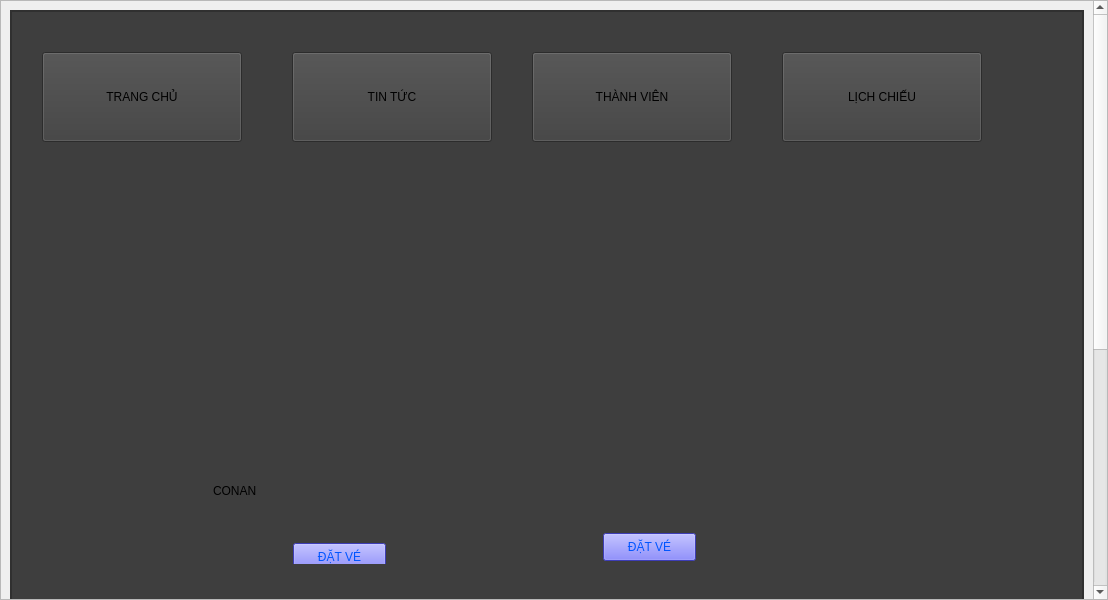
Qt form trangchu.ui (Hahahahihihohe/LTUD) before a commit.
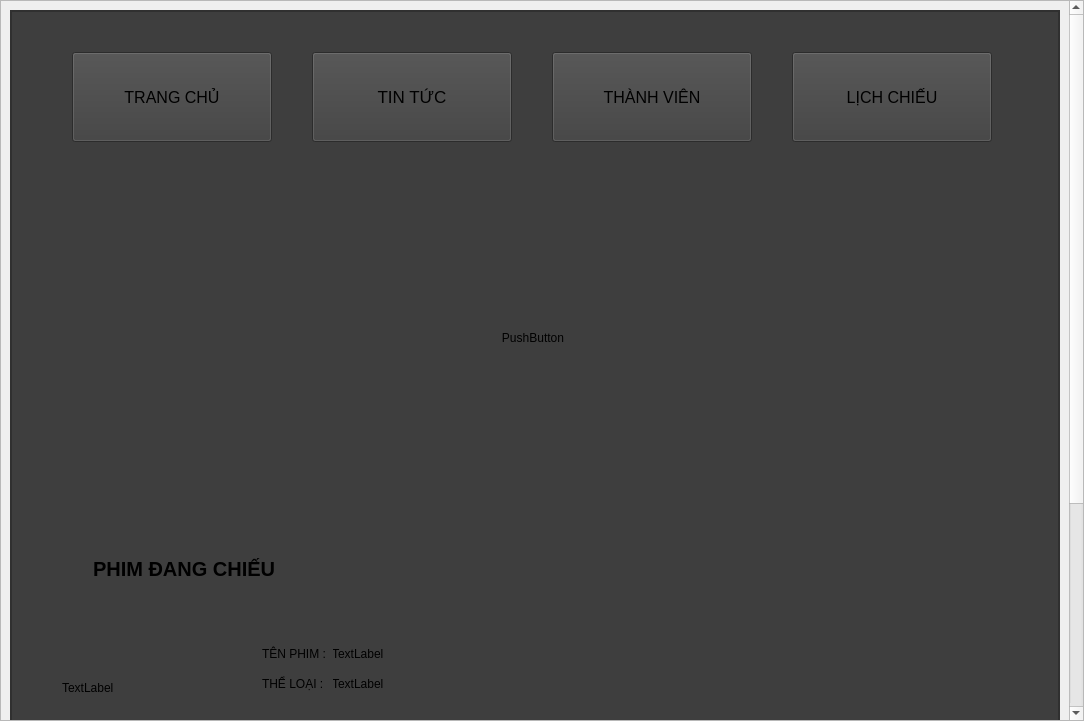
The same form after that commit. The open tabs and pages were chosen to show the change. Icons and pictures are not drawn.

Patch:
```diff
--- a/trangchu.ui
+++ b/trangchu.ui
@@ -6,8 +6,8 @@
    <rect>
     <x>0</x>
     <y>0</y>
-    <width>1108</width>
-    <height>600</height>
+    <width>1084</width>
+    <height>721</height>
    </rect>
   </property>
   <property name="windowTitle">
@@ -39,8 +39,8 @@
        <property name="geometry">
         <rect>
          <x>0</x>
-         <y>-224</y>
-         <width>1085</width>
+         <y>-200</y>
+         <width>1061</width>
          <height>1022</height>
         </rect>
        </property>
@@ -88,19 +88,24 @@
                <rect>
                 <x>0</x>
                 <y>0</y>
-                <width>1059</width>
+                <width>1035</width>
                 <height>996</height>
                </rect>
               </property>
               <widget class="QPushButton" name="lichchieu">
                <property name="geometry">
                 <rect>
-                 <x>770</x>
+                 <x>780</x>
                  <y>40</y>
                  <width>200</width>
                  <height>90</height>
                 </rect>
                </property>
+               <property name="font">
+                <font>
+                 <pointsize>12</pointsize>
+                </font>
+               </property>
                <property name="text">
                 <string>LỊCH CHIẾU</string>
                </property>
@@ -111,12 +116,17 @@
               <widget class="QPushButton" name="thanhvien">
                <property name="geometry">
                 <rect>
-                 <x>520</x>
+                 <x>540</x>
                  <y>40</y>
                  <width>200</width>
                  <height>90</height>
                 </rect>
                </property>
+               <property name="font">
+                <font>
+                 <pointsize>12</pointsize>
+                </font>
+               </property>
                <property name="text">
                 <string>THÀNH VIÊN</string>
                </property>
@@ -143,10 +153,10 @@
                 <widget class="QStackedWidget" name="stackedWidget_2">
                  <property name="geometry">
                   <rect>
-                   <x>170</x>
+                   <x>60</x>
                    <y>20</y>
-                   <width>641</width>
-                   <height>381</height>
+                   <width>891</width>
+                   <height>311</height>
                   </rect>
                  </property>
                  <property name="toolTip">
@@ -159,10 +169,10 @@
                   <widget class="QLabel" name="label">
                    <property name="geometry">
                     <rect>
-                     <x>320</x>
+                     <x>330</x>
                      <y>20</y>
-                     <width>291</width>
-                     <height>271</height>
+                     <width>240</width>
+                     <height>270</height>
                     </rect>
                    </property>
                    <property name="text">
@@ -175,43 +185,13 @@
                     <bool>true</bool>
                    </property>
                   </widget>
-                  <widget class="QLabel" name="label_4">
-                   <property name="geometry">
-                    <rect>
-                     <x>20</x>
-                     <y>300</y>
-                     <width>271</width>
-                     <height>16</height>
-                    </rect>
-                   </property>
-                   <property name="text">
-                    <string>CONAN                            </string>
-                   </property>
-                  </widget>
-                  <widget class="QPushButton" name="pushButton">
-                   <property name="geometry">
-                    <rect>
-                     <x>100</x>
-                     <y>360</y>
-                     <width>93</width>
-                     <height>28</height>
-                    </rect>
-                   </property>
-                   <property name="styleSheet">
-                    <string notr="true">color: rgb(0, 85, 255);
-background-color: rgb(85, 85, 255);</string>
-                   </property>
-                   <property name="text">
-                    <string>ĐẶT VÉ</string>
-                   </property>
-                  </widget>
                   <widget class="QLabel" name="label_7">
                    <property name="geometry">
                     <rect>
-                     <x>10</x>
+                     <x>30</x>
                      <y>20</y>
-                     <width>271</width>
-                     <height>271</height>
+                     <width>240</width>
+                     <height>270</height>
                     </rect>
                    </property>
                    <property name="text">
@@ -224,21 +204,25 @@
                     <bool>true</bool>
                    </property>
                   </widget>
-                  <widget class="QPushButton" name="pushButton_3">
+                  <widget class="QPushButton" name="pushButton">
                    <property name="geometry">
                     <rect>
-                     <x>410</x>
-                     <y>350</y>
-                     <width>93</width>
-                     <height>28</height>
+                     <x>330</x>
+                     <y>20</y>
+                     <width>240</width>
+                     <height>270</height>
                     </rect>
                    </property>
                    <property name="styleSheet">
-                    <string notr="true">color: rgb(0, 85, 255);
-background-color: rgb(85, 85, 255);</string>
+                    <string notr="true">QPushButton {
+    background-color: rgba(0, 0, 0, 0); /* Nền trong suốt */
+    border: none; /* Loại bỏ viền (nếu cần) */
+    color: black; /* Màu chữ (có thể thay đổi) */
+}
+</string>
                    </property>
                    <property name="text">
-                    <string>ĐẶT VÉ</string>
+                    <string>PushButton</string>
                    </property>
                   </widget>
                  </widget>
@@ -343,8 +327,8 @@
                 <widget class="QLabel" name="label_3">
                  <property name="geometry">
                   <rect>
-                   <x>80</x>
-                   <y>170</y>
+                   <x>100</x>
+                   <y>150</y>
                    <width>71</width>
                    <height>71</height>
                   </rect>
@@ -362,8 +346,8 @@
                 <widget class="QPushButton" name="trai">
                  <property name="geometry">
                   <rect>
-                   <x>80</x>
-                   <y>170</y>
+                   <x>100</x>
+                   <y>150</y>
                    <width>71</width>
                    <height>71</height>
                   </rect>
@@ -771,7 +755,7 @@
                    <widget class="QLabel" name="phim1_7">
                     <property name="geometry">
                      <rect>
-                      <x>270</x>
+                      <x>300</x>
                       <y>0</y>
                       <width>231</width>
                       <height>41</height>
@@ -797,7 +781,7 @@
                    <widget class="QLabel" name="phim1_8">
                     <property name="geometry">
                      <rect>
-                      <x>270</x>
+                      <x>300</x>
                       <y>30</y>
                       <width>231</width>
                       <height>41</height>
@@ -825,6 +809,32 @@
                      <string>ĐẶT VÉ</string>
                     </property>
                    </widget>
+                   <widget class="QLabel" name="label_19">
+                    <property name="geometry">
+                     <rect>
+                      <x>230</x>
+                      <y>40</y>
+                      <width>71</width>
+                      <height>21</height>
+                     </rect>
+                    </property>
+                    <property name="text">
+                     <string>THỂ LOẠI :</string>
+                    </property>
+                   </widget>
+                   <widget class="QLabel" name="label_23">
+                    <property name="geometry">
+                     <rect>
+                      <x>230</x>
+                      <y>10</y>
+                      <width>71</width>
+                      <height>21</height>
+                     </rect>
+                    </property>
+                    <property name="text">
+                     <string>TÊN PHIM :</string>
+                    </property>
+                   </widget>
                   </widget>
                   <widget class="QWidget" name="widget_8" native="true">
                    <property name="geometry">
@@ -940,6 +950,42 @@
                   <string>...</string>
                  </property>
                 </widget>
+                <widget class="QPushButton" name="pushButton_13">
+                 <property name="geometry">
+                  <rect>
+                   <x>560</x>
+                   <y>790</y>
+                   <width>93</width>
+                   <height>30</height>
+                  </rect>
+                 </property>
+                 <property name="styleSheet">
+                  <string notr="true">background-color: rgb(85, 170, 255);</string>
+                 </property>
+                 <property name="text">
+                  <string>3</string>
+                 </property>
+                </widget>
+                <widget class="QLabel" name="label_4">
+                 <property name="geometry">
+                  <rect>
+                   <x>70</x>
+                   <y>390</y>
+                   <width>321</width>
+                   <height>31</height>
+                  </rect>
+                 </property>
+                 <property name="font">
+                  <font>
+                   <pointsize>15</pointsize>
+                   <weight>75</weight>
+                   <bold>true</bold>
+                  </font>
+                 </property>
+                 <property name="text">
+                  <string>PHIM ĐANG CHIẾU</string>
+                 </property>
+                </widget>
                 <zorder>stackedWidget_3</zorder>
                 <zorder>stackedWidget_2</zorder>
                 <zorder>label_3</zorder>
@@ -957,12 +1003,17 @@
               <widget class="QPushButton" name="trangchu">
                <property name="geometry">
                 <rect>
-                 <x>30</x>
+                 <x>60</x>
                  <y>40</y>
                  <width>200</width>
                  <height>90</height>
                 </rect>
                </property>
+               <property name="font">
+                <font>
+                 <pointsize>12</pointsize>
+                </font>
+               </property>
                <property name="text">
                 <string>TRANG CHỦ</string>
                </property>
@@ -973,12 +1024,17 @@
               <widget class="QPushButton" name="tintuc">
                <property name="geometry">
                 <rect>
-                 <x>280</x>
+                 <x>300</x>
                  <y>40</y>
                  <width>200</width>
                  <height>90</height>
                 </rect>
                </property>
+               <property name="font">
+                <font>
+                 <pointsize>13</pointsize>
+                </font>
+               </property>
                <property name="text">
                 <string>TIN TỨC</string>
                </property>
```
Left out of the diff: 243 changed lines with no effect on the pictures.
